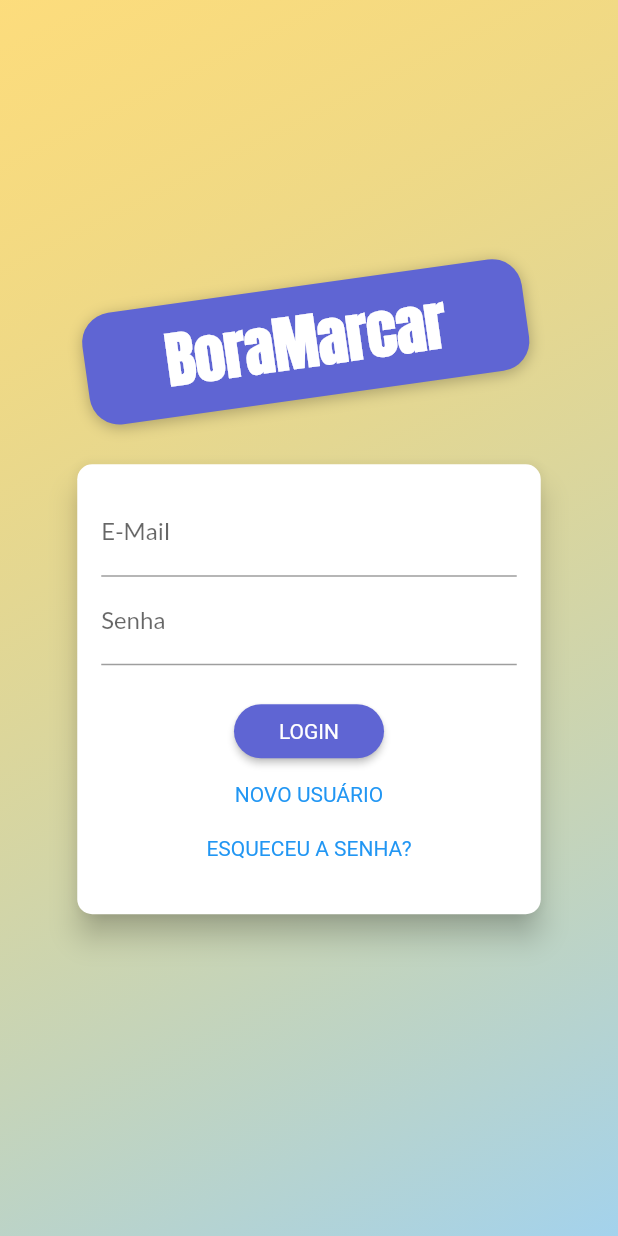
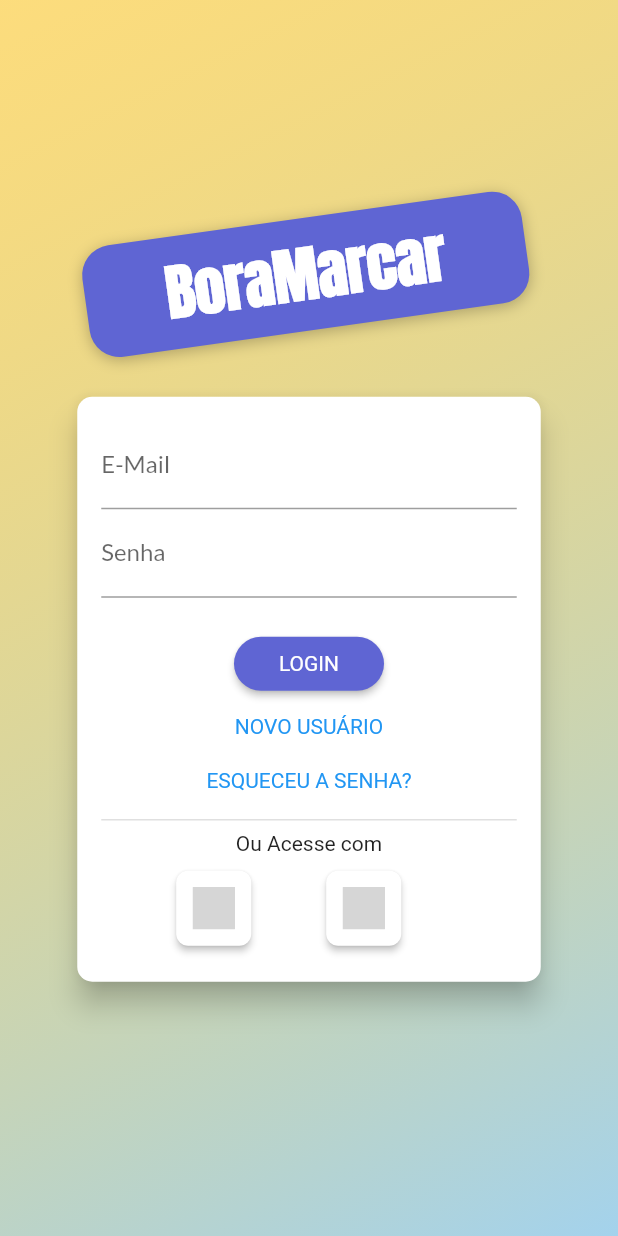
Before and after one commit to GustBM/boramarcarapp, a Flutter app: the screen it shows after launch, on a phone screen of 412 x 824 dp. Run offline on Flutter 3.47's test engine with Material 2 defaults, Android fonts, the phone set to English and light mode, and no system bars; our stand-ins replace auth_buttons, cloud_firestore, firebase_auth, firebase_core, firebase_storage, flutter_form_builder and 2 more; missing offline and left inert: date_range_form_field; accounts and stored records are empty; Roboto replaces fonts that are missing (Hind); grey boxes are pictures that could not be loaded.

Commit message:
Refatorações

```diff
--- a/lib/screens/auth_screen.dart
+++ b/lib/screens/auth_screen.dart
@@ -1,8 +1,11 @@
 import 'dart:math';
 
+import 'package:auth_buttons/auth_buttons.dart';
 import 'package:mask_text_input_formatter/mask_text_input_formatter.dart';
 import 'package:flutter/material.dart';
 import 'package:provider/provider.dart';
+import 'package:auth_buttons/auth_buttons.dart'
+    show AuthButtonStyle, GoogleAuthButton;
 
 import 'package:boramarcarapp/models/http_exception.dart';
 import 'package:boramarcarapp/providers/auth.dart';
@@ -15,10 +18,7 @@ class AuthScreen extends StatelessWidget {
   @override
   Widget build(BuildContext context) {
     final deviceSize = MediaQuery.of(context).size;
-    // final transformConfig = Matrix4.rotationZ(-8 * pi / 180);
-    // transformConfig.translate(-10.0);
     return Scaffold(
-      // resizeToAvoidBottomInset: false,
       body: Stack(
         children: <Widget>[
           Container(
@@ -217,7 +217,7 @@ class _AuthCardState extends State<AuthCard> {
       ),
       elevation: 8.0,
       child: Container(
-        height: _authMode == AuthMode.Signup ? 340 : 300,
+        height: _authMode == AuthMode.Signup ? 340 : 390,
         constraints:
             BoxConstraints(minHeight: _authMode == AuthMode.Signup ? 320 : 260),
         width: deviceSize.width * 0.75,
@@ -387,6 +387,30 @@ class _AuthCardState extends State<AuthCard> {
                         ),
                       )
                     : SizedBox(),
+                Divider(thickness: 1),
+                Text('Ou Acesse com'),
+                SizedBox(height: 10),
+                Row(
+                  children: [
+                    SizedBox(width: 50),
+                    GoogleAuthButton(
+                      onPressed: () {},
+                      darkMode: false,
+                      style: AuthButtonStyle(
+                        buttonType: AuthButtonType.icon,
+                      ),
+                    ),
+                    SizedBox(width: 50),
+                    FacebookAuthButton(
+                      onPressed: () {},
+                      darkMode: false,
+                      style: AuthButtonStyle(
+                        buttonType: AuthButtonType.icon,
+                      ),
+                    ),
+                    SizedBox(width: 50),
+                  ],
+                ),
               ],
             ),
           ),
--- a/lib/utils.dart
+++ b/lib/utils.dart
@@ -9,8 +9,7 @@ String getRandomString(int length) => String.fromCharCodes(Iterable.generate(
     length, (_) => _chars.codeUnitAt(_rnd.nextInt(_chars.length))));
 
 void showConfirmDialog(
-    BuildContext context, String title, String text, Function confirmFunction,
-    [Function? cancelFunction]) {
+    BuildContext context, String title, String text, Function confirmFunction) {
   showDialog(
     context: context,
     builder: (BuildContext context) {
--- a/pubspec.yaml
+++ b/pubspec.yaml
@@ -43,6 +43,7 @@ dependencies:
   firebase_storage: ^10.0.3
   image_cropper: 1.0.2
   image_picker: ^0.8.3+3
+  auth_buttons: ^1.0.1+4
 
 dev_dependencies:
   flutter_test:
```
Also changed, not shown: lib/screens/home_screen.dart (+5 -3 lines), pubspec.lock.
